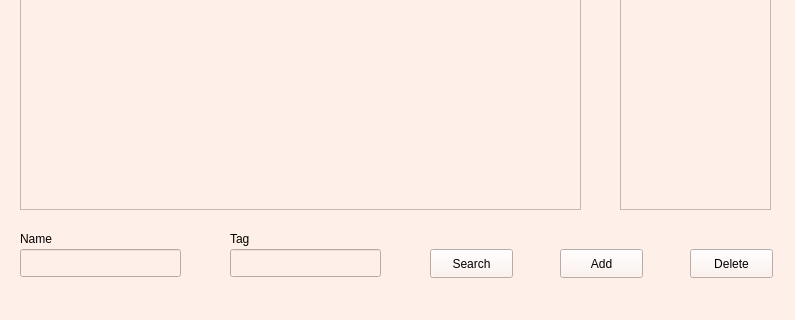
Above: Notepad/notepad.ui from Anna122233234/NG_2022_Notebook_project before the change; both pictures show x 0 to 795 and y 280 to 600 of the 795 by 600 pixel window. Below: the same form after it.
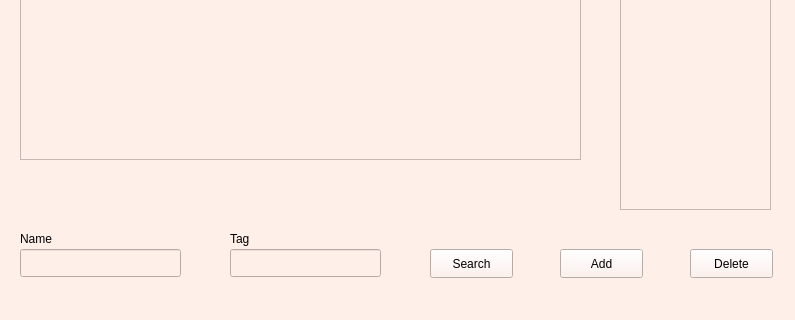
That is the form after the change. Icons and pictures are not drawn.

Commit message: added several actions to QMenu

```diff
--- a/Notepad/notepad.ui
+++ b/Notepad/notepad.ui
@@ -23,7 +23,7 @@
       <x>20</x>
       <y>30</y>
       <width>561</width>
-      <height>441</height>
+      <height>391</height>
      </rect>
     </property>
     <property name="styleSheet">
```
Left out of the diff: 41 changed lines with no effect on the pictures.
